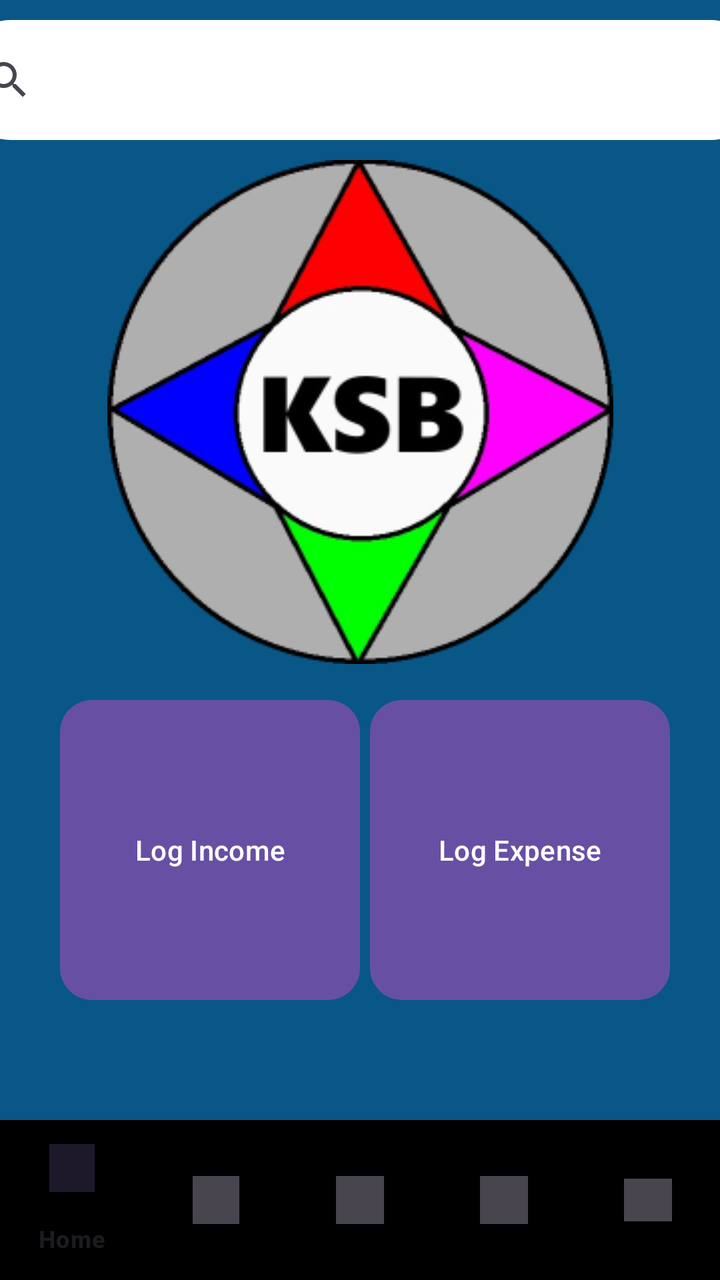
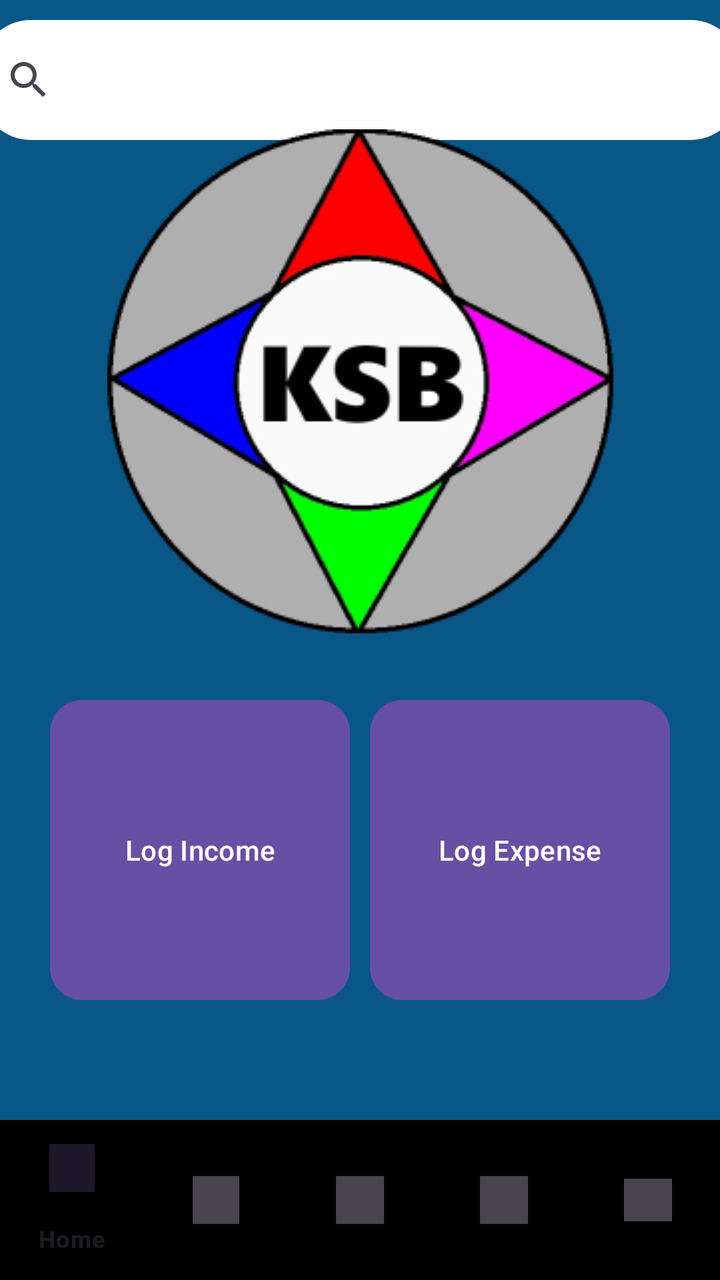

Two renders of the same Android screen: before a commit and after it. Below are the layout's source before the change and the commit's diff.
<!-- AndroidManifest.xml: application theme Theme.KracKShacKBanking -->
<!-- res/layout/dashboard.xml -->
<?xml version="1.0" encoding="utf-8"?>
<androidx.constraintlayout.widget.ConstraintLayout
    xmlns:android="http://schemas.android.com/apk/res/android"
    xmlns:app="http://schemas.android.com/apk/res-auto"
    xmlns:tools="http://schemas.android.com/tools"
    android:layout_width="match_parent"
    android:layout_height="match_parent"
    android:background="@color/background">

    <SearchView
        android:id="@+id/searchView"
        android:layout_width="400dp"
        android:layout_height="60dp"
        android:layout_marginStart="20dp"
        android:layout_marginTop="10dp"
        android:layout_marginEnd="20dp"
        android:background="@drawable/searchview_background"
        android:queryHint="@string/SearchExpenses"
        app:layout_constraintTop_toTopOf="parent"
        app:layout_constraintStart_toStartOf="parent"
        app:layout_constraintEnd_toEndOf="parent" />

    <ImageView
        android:id="@+id/imageView"
        android:layout_width="wrap_content"
        android:layout_height="wrap_content"
        android:layout_marginTop="10dp"
        app:layout_constraintTop_toBottomOf="@+id/searchView"
        app:layout_constraintStart_toStartOf="parent"
        app:layout_constraintEnd_toEndOf="parent"
        app:srcCompat="@drawable/logo" />

    <Button
        android:id="@+id/button2"
        android:layout_width="150dp"
        android:layout_height="150dp"
        android:layout_marginStart="25dp"
        android:layout_marginBottom="60dp"
        android:background="@drawable/formatbuttondashboardincome"
        android:text="@string/LogIncome"
        app:layout_constraintBottom_toTopOf="@id/bottomNavigationView"
        app:layout_constraintStart_toStartOf="parent"
        app:layout_constraintEnd_toStartOf="@+id/button3" />

    <Button
        android:id="@+id/button3"
        android:layout_width="150dp"
        android:layout_height="150dp"
        android:layout_marginEnd="25dp"
        android:layout_marginBottom="60dp"
        android:background="@drawable/formatbuttondashboardexpense"
        android:text="@string/LogExpense"
        app:layout_constraintBottom_toTopOf="@id/bottomNavigationView"
        app:layout_constraintEnd_toEndOf="parent" />

    <com.google.android.material.bottomnavigation.BottomNavigationView
        android:id="@+id/bottomNavigationView"
        android:layout_width="0dp"
        android:layout_height="wrap_content"
        android:background="@color/black"
        app:menu="@menu/bottom_nav_menu"
        app:layout_constraintBottom_toBottomOf="parent"
        app:layout_constraintStart_toStartOf="parent"
        app:layout_constraintEnd_toEndOf="parent" />

</androidx.constraintlayout.widget.ConstraintLayout>
<!-- resources referenced by this layout -->
<resources>
  <color name="background">#095787</color>
  <color name="black">#FF000000</color>
  <!-- drawable formatbuttondashboardexpense (drawable) -->
  <shape xmlns:android="http://schemas.android.com/apk/res/android"
      android:shape="rectangle">
      <solid android:color="@color/red" />
      <corners android:radius="16dp" />
  </shape>
  <!-- drawable formatbuttondashboardincome (drawable) -->
  <shape xmlns:android="http://schemas.android.com/apk/res/android"
      android:shape="rectangle">
      <solid android:color="@color/green" />
      <corners android:radius="16dp" /> 
  </shape>
  <!-- drawable logo: png bitmap (drawable, 35989 bytes) -->
  <!-- drawable searchview_background (drawable) -->
  <?xml version="1.0" encoding="utf-8"?>
  <shape xmlns:android="http://schemas.android.com/apk/res/android"
      android:shape="rectangle">
  
      <solid android:color="@color/white" />
      <corners android:radius="25dp" /> 
  </shape>
  <string name="LogExpense">Log Expense</string>
  <string name="LogIncome">Log Income</string>
  <string name="SearchExpenses">Search Expense</string>
  <style name="Theme.KracKShacKBanking" parent="Base.Theme.KracKShacKBanking" />
  <color name="red">#DD0000</color>
  <color name="green">#00FF00</color>
  <color name="white">#FFFFFFFF</color>
  <style name="Base.Theme.KracKShacKBanking" parent="Theme.Material3.DayNight.NoActionBar">
          
          
      </style>
</resources>

<!-- the commit's change to res/layout/dashboard.xml (unified diff, before → after) -->
@@ -9,25 +9,29 @@
 
     <SearchView
         android:id="@+id/searchView"
-        android:layout_width="400dp"
+        android:layout_width="380dp"
         android:layout_height="60dp"
-        android:layout_marginStart="20dp"
+        android:layout_marginStart="10dp"
         android:layout_marginTop="10dp"
-        android:layout_marginEnd="20dp"
+        android:layout_marginEnd="10dp"
         android:background="@drawable/searchview_background"
         android:queryHint="@string/SearchExpenses"
-        app:layout_constraintTop_toTopOf="parent"
+        app:layout_constraintEnd_toEndOf="parent"
         app:layout_constraintStart_toStartOf="parent"
-        app:layout_constraintEnd_toEndOf="parent" />
+        app:layout_constraintTop_toTopOf="parent" />
 
     <ImageView
         android:id="@+id/imageView"
         android:layout_width="wrap_content"
         android:layout_height="wrap_content"
-        android:layout_marginTop="10dp"
+        android:layout_marginStart="79dp"
+        android:layout_marginTop="40dp"
+        android:layout_marginEnd="79dp"
+        android:layout_marginBottom="79dp"
+        app:layout_constraintBottom_toTopOf="@+id/button3"
+        app:layout_constraintEnd_toEndOf="parent"
+        app:layout_constraintStart_toStartOf="parent"
         app:layout_constraintTop_toBottomOf="@+id/searchView"
-        app:layout_constraintStart_toStartOf="parent"
-        app:layout_constraintEnd_toEndOf="parent"
         app:srcCompat="@drawable/logo" />
 
     <Button
@@ -39,8 +43,7 @@
         android:background="@drawable/formatbuttondashboardincome"
         android:text="@string/LogIncome"
         app:layout_constraintBottom_toTopOf="@id/bottomNavigationView"
-        app:layout_constraintStart_toStartOf="parent"
-        app:layout_constraintEnd_toStartOf="@+id/button3" />
+        app:layout_constraintStart_toStartOf="parent" />
 
     <Button
         android:id="@+id/button3"
